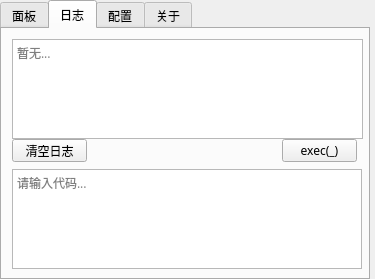
First picture: the form in ui/form.ui, repository Gingmzmzx/AntiZTools, before the edit.
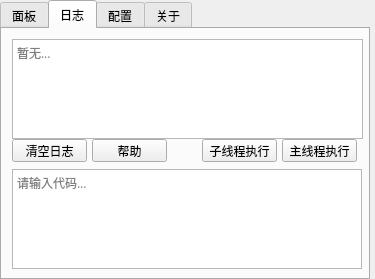
Second picture: the form after the edit. The open tabs and pages were chosen to show the change.

Commit message: update debug tools

```diff
--- a/ui/form.ui
+++ b/ui/form.ui
@@ -313,7 +313,33 @@
       </rect>
      </property>
      <property name="text">
-      <string>exec(_)</string>
+      <string>主线程执行</string>
+     </property>
+    </widget>
+    <widget class="QPushButton" name="execCode_2">
+     <property name="geometry">
+      <rect>
+       <x>200</x>
+       <y>110</y>
+       <width>75</width>
+       <height>23</height>
+      </rect>
+     </property>
+     <property name="text">
+      <string>子线程执行</string>
+     </property>
+    </widget>
+    <widget class="QPushButton" name="debugHelpBtn">
+     <property name="geometry">
+      <rect>
+       <x>90</x>
+       <y>110</y>
+       <width>75</width>
+       <height>23</height>
+      </rect>
+     </property>
+     <property name="text">
+      <string>帮助</string>
      </property>
     </widget>
    </widget>
```
The commit also changes 2 other files.
